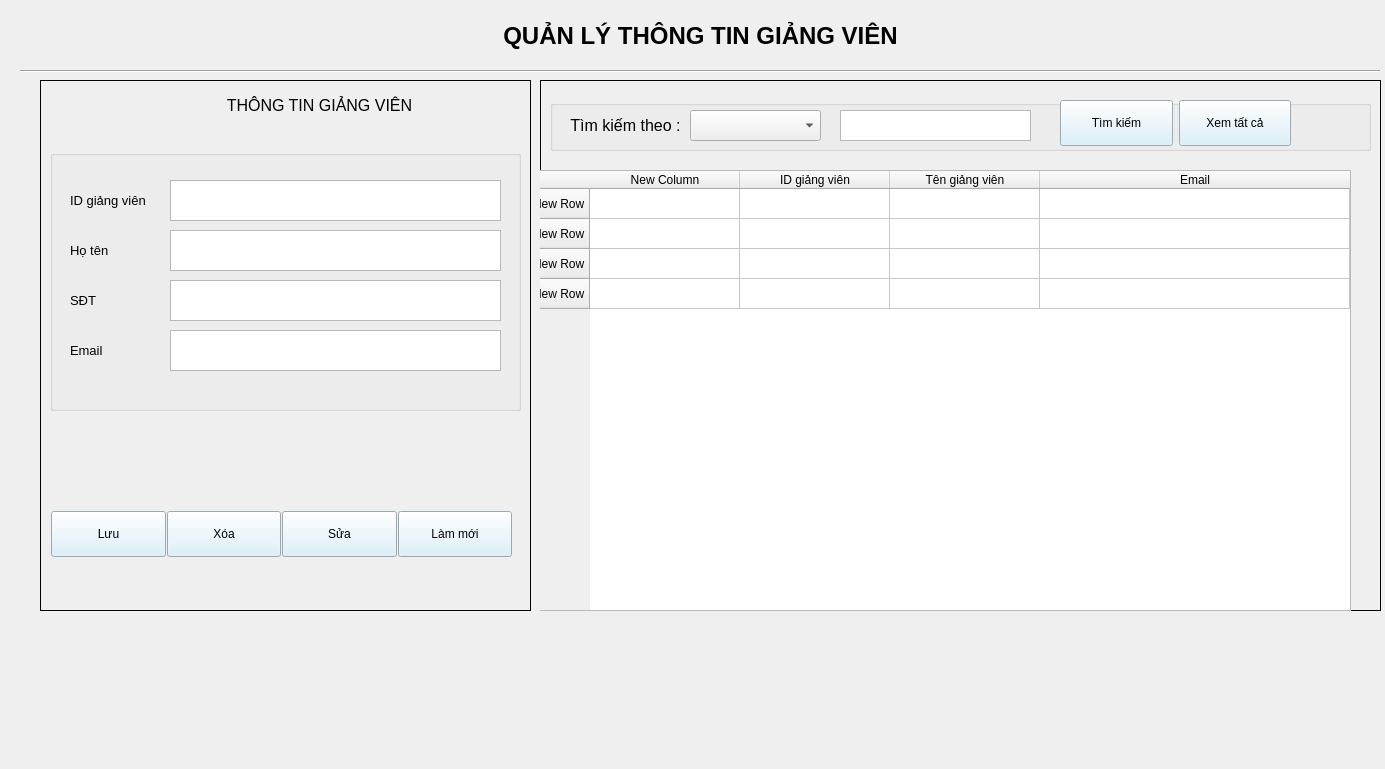
Before: the Qt Designer form ui/quanlygv.ui in phuc297/student-attendance-management-system, drawn with Qt 5.
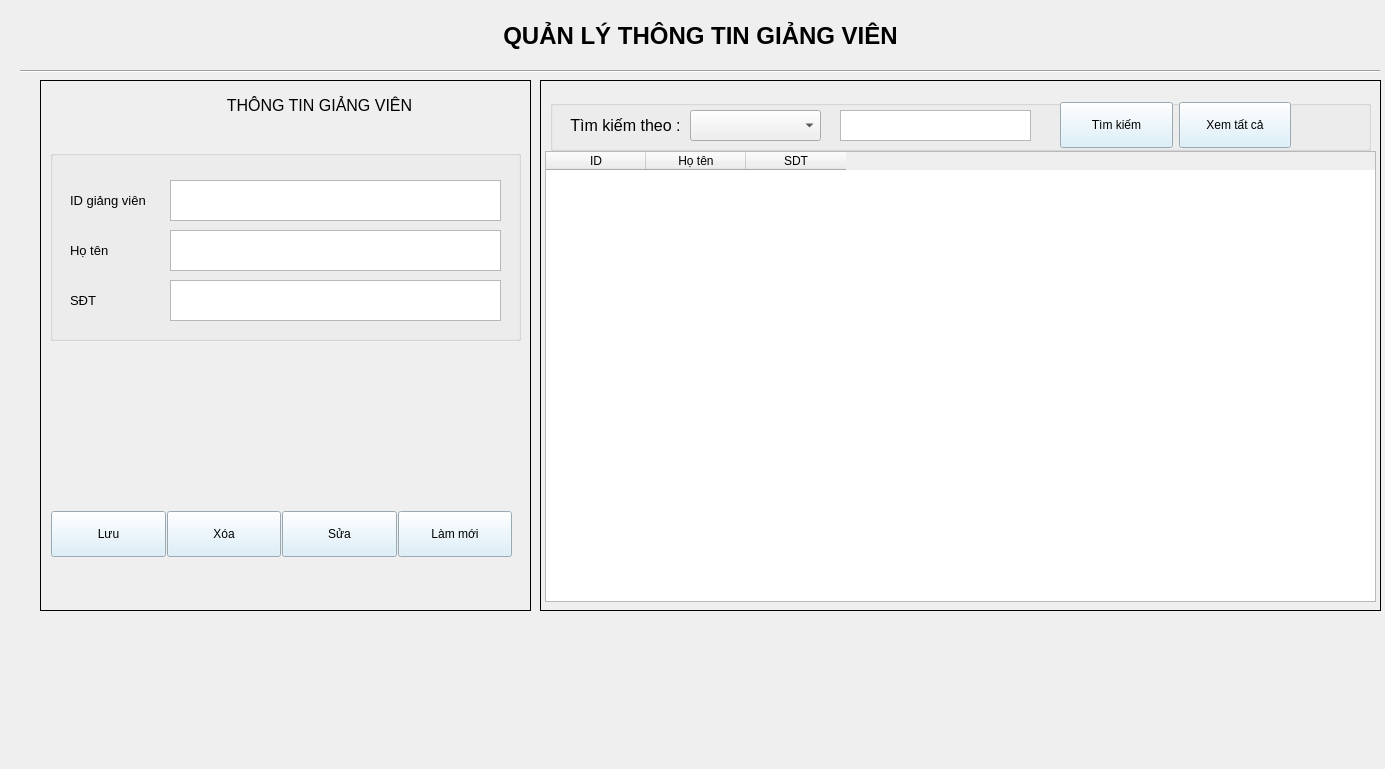
After: the same form once the commit is applied.

```diff
--- a/ui/quanlygv.ui
+++ b/ui/quanlygv.ui
@@ -92,7 +92,7 @@
        <x>10</x>
        <y>70</y>
        <width>471</width>
-       <height>261</height>
+       <height>191</height>
       </rect>
      </property>
      <property name="font">
@@ -159,25 +159,25 @@
        <string>SĐT</string>
       </property>
      </widget>
+     <widget class="QTextEdit" name="txt_id">
+      <property name="geometry">
+       <rect>
+        <x>120</x>
+        <y>30</y>
+        <width>331</width>
+        <height>41</height>
+       </rect>
+      </property>
+      <property name="font">
+       <font>
+        <pointsize>10</pointsize>
+       </font>
+      </property>
+     </widget>
      <widget class="QTextEdit" name="txt_hoten">
       <property name="geometry">
        <rect>
         <x>120</x>
-        <y>30</y>
-        <width>331</width>
-        <height>41</height>
-       </rect>
-      </property>
-      <property name="font">
-       <font>
-        <pointsize>10</pointsize>
-       </font>
-      </property>
-     </widget>
-     <widget class="QTextEdit" name="txt_namsinh">
-      <property name="geometry">
-       <rect>
-        <x>120</x>
         <y>80</y>
         <width>331</width>
         <height>41</height>
@@ -204,39 +204,6 @@
        </font>
       </property>
      </widget>
-     <widget class="QLabel" name="lb_sdt_2">
-      <property name="geometry">
-       <rect>
-        <x>20</x>
-        <y>180</y>
-        <width>44</width>
-        <height>41</height>
-       </rect>
-      </property>
-      <property name="font">
-       <font>
-        <pointsize>10</pointsize>
-       </font>
-      </property>
-      <property name="text">
-       <string>Email</string>
-      </property>
-     </widget>
-     <widget class="QTextEdit" name="txt_sdt_2">
-      <property name="geometry">
-       <rect>
-        <x>120</x>
-        <y>180</y>
-        <width>331</width>
-        <height>41</height>
-       </rect>
-      </property>
-      <property name="font">
-       <font>
-        <pointsize>10</pointsize>
-       </font>
-      </property>
-     </widget>
     </widget>
     <widget class="QLabel" name="lb_thongtin">
      <property name="geometry">
@@ -302,7 +269,7 @@
         </widget>
        </item>
        <item row="0" column="2">
-        <widget class="QPushButton" name="btn_xoa_2">
+        <widget class="QPushButton" name="btn_sua">
          <property name="text">
           <string>Sửa</string>
          </property>
@@ -387,7 +354,7 @@
        <set>Qt::AlignCenter</set>
       </property>
      </widget>
-     <widget class="QComboBox" name="comboBox">
+     <widget class="QComboBox" name="comboBoxtimkiem">
       <property name="geometry">
        <rect>
         <x>140</x>
@@ -418,12 +385,12 @@
         <x>510</x>
         <y>0</y>
         <width>231</width>
-        <height>47</height>
+        <height>50</height>
        </rect>
       </property>
       <layout class="QHBoxLayout" name="horizontalLayout">
        <item>
-        <widget class="QPushButton" name="btn_xemtatca">
+        <widget class="QPushButton" name="btn_timkiem">
          <property name="text">
           <string>Tìm kiếm</string>
          </property>
@@ -433,7 +400,7 @@
         </widget>
        </item>
        <item>
-        <widget class="QPushButton" name="btn_luu_4">
+        <widget class="QPushButton" name="btn_xemtatca_2">
          <property name="text">
           <string>Xem tất cả</string>
          </property>
@@ -445,72 +412,28 @@
       </layout>
      </widget>
     </widget>
-    <widget class="QFrame" name="gridBtn_2">
+    <widget class="QTableWidget" name="tableteacher">
      <property name="geometry">
       <rect>
-       <x>10</x>
-       <y>420</y>
-       <width>541</width>
-       <height>118</height>
+       <x>5</x>
+       <y>71</y>
+       <width>831</width>
+       <height>451</height>
       </rect>
      </property>
-    </widget>
-    <widget class="QTableWidget" name="tableWidget">
-     <property name="geometry">
-      <rect>
-       <x>-10</x>
-       <y>90</y>
-       <width>821</width>
-       <height>441</height>
-      </rect>
-     </property>
-     <property name="autoFillBackground">
-      <bool>false</bool>
-     </property>
-     <attribute name="horizontalHeaderMinimumSectionSize">
-      <number>150</number>
-     </attribute>
-     <attribute name="horizontalHeaderStretchLastSection">
-      <bool>true</bool>
-     </attribute>
-     <row>
-      <property name="text">
-       <string extracomment="vfcc">New Row</string>
-      </property>
-     </row>
-     <row>
-      <property name="text">
-       <string>New Row</string>
-      </property>
-     </row>
-     <row>
-      <property name="text">
-       <string>New Row</string>
-      </property>
-     </row>
-     <row>
-      <property name="text">
-       <string>New Row</string>
-      </property>
-     </row>
      <column>
       <property name="text">
-       <string>New Column</string>
+       <string>ID</string>
       </property>
      </column>
      <column>
       <property name="text">
-       <string>ID giảng viên</string>
+       <string>Họ tên</string>
       </property>
      </column>
      <column>
       <property name="text">
-       <string>Tên giảng viên</string>
-      </property>
-     </column>
-     <column>
-      <property name="text">
-       <string>Email</string>
+       <string>SDT</string>
       </property>
      </column>
     </widget>
```
